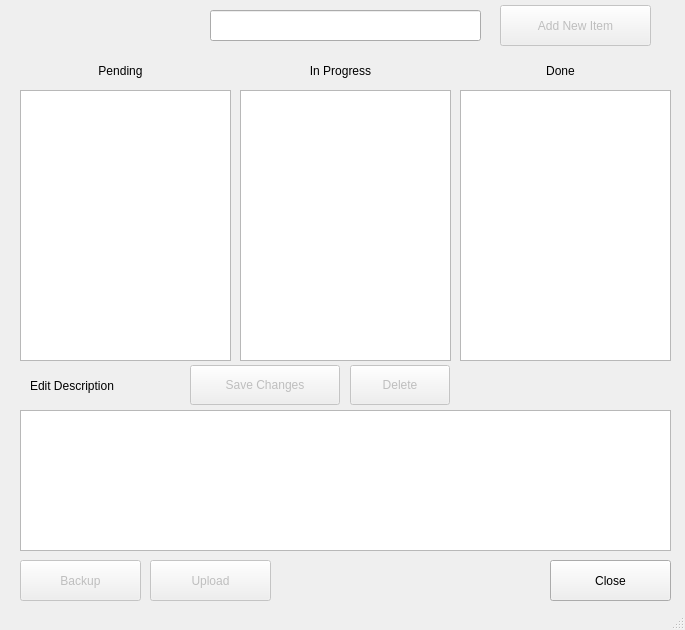
The window that UI/ToDoApp.ui (Mazchoo/ToDoQt) describes before a commit, drawn with Qt 5.
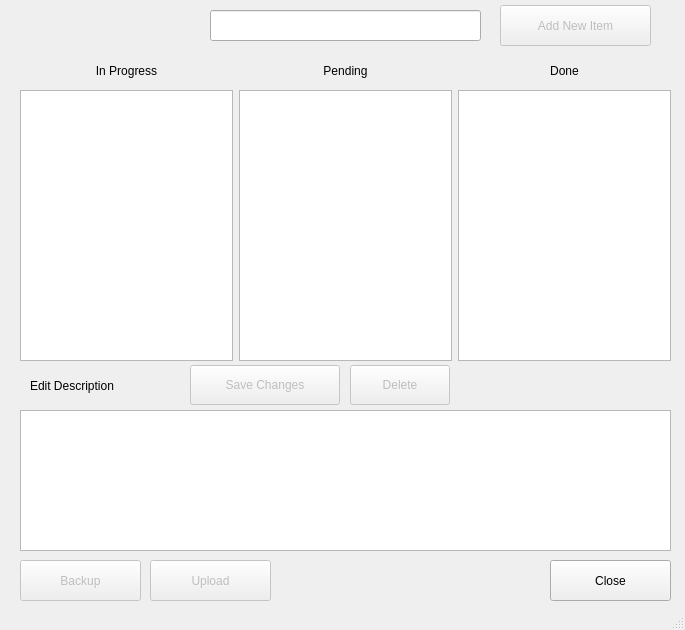
The same window after the commit.

Commit message: Added horizontal layout to note storage

```diff
--- a/UI/ToDoApp.ui
+++ b/UI/ToDoApp.ui
@@ -58,110 +58,6 @@
      <set>Qt::AlignCenter</set>
     </property>
    </widget>
-   <widget class="QListView" name="pending_listView">
-    <property name="geometry">
-     <rect>
-      <x>20</x>
-      <y>90</y>
-      <width>211</width>
-      <height>271</height>
-     </rect>
-    </property>
-    <property name="palette">
-     <palette>
-      <active>
-       <colorrole role="WindowText">
-        <brush brushstyle="SolidPattern">
-         <color alpha="255">
-          <red>0</red>
-          <green>0</green>
-          <blue>0</blue>
-         </color>
-        </brush>
-       </colorrole>
-      </active>
-      <inactive>
-       <colorrole role="WindowText">
-        <brush brushstyle="SolidPattern">
-         <color alpha="255">
-          <red>0</red>
-          <green>0</green>
-          <blue>0</blue>
-         </color>
-        </brush>
-       </colorrole>
-      </inactive>
-      <disabled>
-       <colorrole role="WindowText">
-        <brush brushstyle="SolidPattern">
-         <color alpha="255">
-          <red>120</red>
-          <green>120</green>
-          <blue>120</blue>
-         </color>
-        </brush>
-       </colorrole>
-      </disabled>
-     </palette>
-    </property>
-   </widget>
-   <widget class="QListView" name="inProgress_listView">
-    <property name="geometry">
-     <rect>
-      <x>240</x>
-      <y>90</y>
-      <width>211</width>
-      <height>271</height>
-     </rect>
-    </property>
-   </widget>
-   <widget class="QListView" name="done_listView">
-    <property name="geometry">
-     <rect>
-      <x>460</x>
-      <y>90</y>
-      <width>211</width>
-      <height>271</height>
-     </rect>
-    </property>
-    <property name="palette">
-     <palette>
-      <active>
-       <colorrole role="WindowText">
-        <brush brushstyle="SolidPattern">
-         <color alpha="255">
-          <red>0</red>
-          <green>0</green>
-          <blue>0</blue>
-         </color>
-        </brush>
-       </colorrole>
-      </active>
-      <inactive>
-       <colorrole role="WindowText">
-        <brush brushstyle="SolidPattern">
-         <color alpha="255">
-          <red>0</red>
-          <green>0</green>
-          <blue>0</blue>
-         </color>
-        </brush>
-       </colorrole>
-      </inactive>
-      <disabled>
-       <colorrole role="WindowText">
-        <brush brushstyle="SolidPattern">
-         <color alpha="255">
-          <red>120</red>
-          <green>120</green>
-          <blue>120</blue>
-         </color>
-        </brush>
-       </colorrole>
-      </disabled>
-     </palette>
-    </property>
-   </widget>
    <widget class="QTextEdit" name="description_textEdit">
     <property name="enabled">
      <bool>true</bool>
@@ -178,57 +74,6 @@
      <bool>false</bool>
     </property>
    </widget>
-   <widget class="QLabel" name="pending_label">
-    <property name="geometry">
-     <rect>
-      <x>20</x>
-      <y>60</y>
-      <width>201</width>
-      <height>21</height>
-     </rect>
-    </property>
-    <property name="text">
-     <string>Pending</string>
-    </property>
-    <property name="alignment">
-     <set>Qt::AlignCenter</set>
-    </property>
-   </widget>
-   <widget class="QLabel" name="inProgress_label">
-    <property name="geometry">
-     <rect>
-      <x>240</x>
-      <y>60</y>
-      <width>201</width>
-      <height>21</height>
-     </rect>
-    </property>
-    <property name="text">
-     <string>In Progress</string>
-    </property>
-    <property name="alignment">
-     <set>Qt::AlignCenter</set>
-    </property>
-   </widget>
-   <widget class="QLabel" name="done_label">
-    <property name="geometry">
-     <rect>
-      <x>460</x>
-      <y>60</y>
-      <width>201</width>
-      <height>21</height>
-     </rect>
-    </property>
-    <property name="text">
-     <string>Done</string>
-    </property>
-    <property name="alignment">
-     <set>Qt::AlignCenter</set>
-    </property>
-    <property name="wordWrap">
-     <bool>false</bool>
-    </property>
-   </widget>
    <widget class="QPushButton" name="saveChanges_pushButton">
     <property name="enabled">
      <bool>false</bool>
@@ -319,6 +164,148 @@
      <string>Upload</string>
     </property>
    </widget>
+   <widget class="QWidget" name="horizontalLayoutWidget">
+    <property name="geometry">
+     <rect>
+      <x>20</x>
+      <y>90</y>
+      <width>651</width>
+      <height>271</height>
+     </rect>
+    </property>
+    <layout class="QHBoxLayout" name="note_layout">
+     <item>
+      <widget class="QListView" name="pending_listView">
+       <property name="palette">
+        <palette>
+         <active>
+          <colorrole role="WindowText">
+           <brush brushstyle="SolidPattern">
+            <color alpha="255">
+             <red>0</red>
+             <green>0</green>
+             <blue>0</blue>
+            </color>
+           </brush>
+          </colorrole>
+         </active>
+         <inactive>
+          <colorrole role="WindowText">
+           <brush brushstyle="SolidPattern">
+            <color alpha="255">
+             <red>0</red>
+             <green>0</green>
+             <blue>0</blue>
+            </color>
+           </brush>
+          </colorrole>
+         </inactive>
+         <disabled>
+          <colorrole role="WindowText">
+           <brush brushstyle="SolidPattern">
+            <color alpha="255">
+             <red>120</red>
+             <green>120</green>
+             <blue>120</blue>
+            </color>
+           </brush>
+          </colorrole>
+         </disabled>
+        </palette>
+       </property>
+      </widget>
+     </item>
+     <item>
+      <widget class="QListView" name="inProgress_listView"/>
+     </item>
+     <item>
+      <widget class="QListView" name="done_listView">
+       <property name="palette">
+        <palette>
+         <active>
+          <colorrole role="WindowText">
+           <brush brushstyle="SolidPattern">
+            <color alpha="255">
+             <red>0</red>
+             <green>0</green>
+             <blue>0</blue>
+            </color>
+           </brush>
+          </colorrole>
+         </active>
+         <inactive>
+          <colorrole role="WindowText">
+           <brush brushstyle="SolidPattern">
+            <color alpha="255">
+             <red>0</red>
+             <green>0</green>
+             <blue>0</blue>
+            </color>
+           </brush>
+          </colorrole>
+         </inactive>
+         <disabled>
+          <colorrole role="WindowText">
+           <brush brushstyle="SolidPattern">
+            <color alpha="255">
+             <red>120</red>
+             <green>120</green>
+             <blue>120</blue>
+            </color>
+           </brush>
+          </colorrole>
+         </disabled>
+        </palette>
+       </property>
+      </widget>
+     </item>
+    </layout>
+   </widget>
+   <widget class="QWidget" name="horizontalLayoutWidget_2">
+    <property name="geometry">
+     <rect>
+      <x>20</x>
+      <y>50</y>
+      <width>651</width>
+      <height>41</height>
+     </rect>
+    </property>
+    <layout class="QHBoxLayout" name="statusTitle_layout">
+     <item>
+      <widget class="QLabel" name="inProgress_label">
+       <property name="text">
+        <string>In Progress</string>
+       </property>
+       <property name="alignment">
+        <set>Qt::AlignCenter</set>
+       </property>
+      </widget>
+     </item>
+     <item>
+      <widget class="QLabel" name="pending_label">
+       <property name="text">
+        <string>Pending</string>
+       </property>
+       <property name="alignment">
+        <set>Qt::AlignCenter</set>
+       </property>
+      </widget>
+     </item>
+     <item>
+      <widget class="QLabel" name="done_label">
+       <property name="text">
+        <string>Done</string>
+       </property>
+       <property name="alignment">
+        <set>Qt::AlignCenter</set>
+       </property>
+       <property name="wordWrap">
+        <bool>false</bool>
+       </property>
+      </widget>
+     </item>
+    </layout>
+   </widget>
   </widget>
   <widget class="QMenuBar" name="menubar">
    <property name="geometry">
```
The commit also changes 3 other files.
